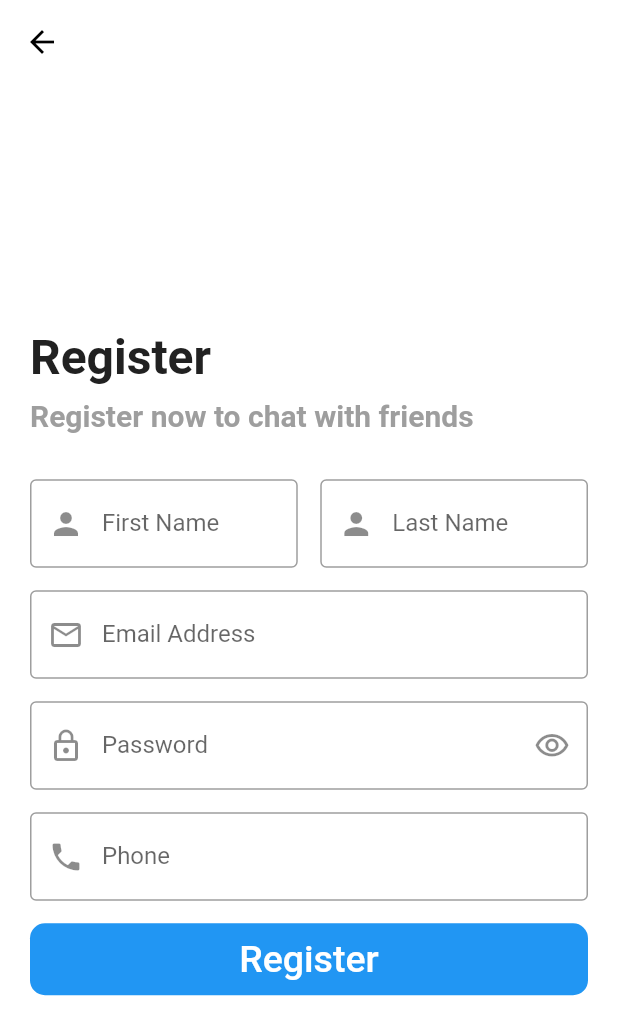
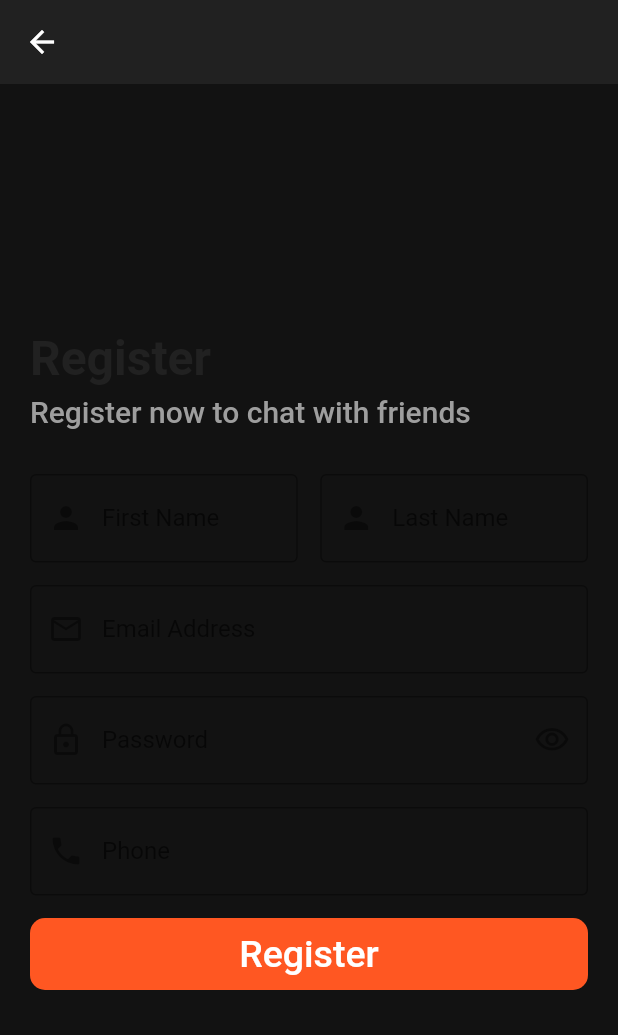
Before and after one commit to abdoSamehDev/anime-rcommender, a Flutter app: the RegisterScreen screen opened directly, on a phone screen of 412 x 824 dp. Shown: the top 1035 px of the screen. Run offline on Flutter 3.47's test engine with Material 2 defaults, Android fonts, the phone set to English and light mode, and no system bars; our stand-ins replace bloc, conditional_builder_null_safety, csv, flutter_bloc, fluttertoast, image_picker and 3 more; accounts and stored records are empty.

Commit message:
add dark mode feature & set light and dark theme build app layout

```diff
--- a/lib/layout/cubit/anime_cubit.dart
+++ b/lib/layout/cubit/anime_cubit.dart
@@ -2,6 +2,9 @@ import 'dart:convert';
 import 'dart:io';
 
 import 'package:anime/layout/cubit/anime_states.dart';
+import 'package:anime/modules/anime_fav_screen/anime_fav_screen.dart';
+import 'package:anime/modules/anime_list_screen/anime_list_screen.dart';
+import 'package:anime/modules/settings_screen/settings_screen.dart';
 import 'package:bloc/bloc.dart';
 import 'package:csv/csv.dart';
 import 'package:flutter/cupertino.dart';
@@ -11,6 +14,7 @@ import 'package:image_picker/image_picker.dart';
 
 import '../../models/users_model/users_model.dart';
 import '../../shared/components/constants.dart';
+import '../../shared/network/local/chache _helper.dart';
 
 class AnimeCubit extends Cubit<AnimeStates> {
   AnimeCubit() : super(SocialInitialState());
@@ -84,28 +88,36 @@ class AnimeCubit extends Cubit<AnimeStates> {
     emit(AnimeScrollTopListSuccessState());
   }
 
+  bool darkMode = false;
+
+  void toggleDarkMode({bool? fromShared}){
+    if(fromShared != null){
+      darkMode = fromShared;
+      emit(AnimeChangeThemeModeState());
+    }
+    else{
+      darkMode = !darkMode;
+      CacheHelper.setBool(key: 'isDark', value: darkMode);
+      emit(AnimeChangeThemeModeState());
+    }
+  }
+
   int currentIndex = 0;
 
   void changeBotNavBar(index) {
-    if (index == 1) {
-      getUsers();
-    }
-    // if(index == 0){
-    //   getPosts();
-    // }
     currentIndex = index;
-    emit(SocialChangeBotNavBarState());
+    emit(AnimeChangeBotNavBarState());
   }
 
-  List<Widget> screens = [];
+  List<Widget> screens = [
+    const AnimeListScreen(),
+    const AnimeFavScreen(),
+    const SettingsScreen()
+  ];
 
   List<String> titles = [
-    'News Feed',
-    'Chat',
-    // 'New Post',
-    'Users',
+    'Anime List',
+    'Favourites',
     'Settings',
   ];
-
-  void getUsers() {}
 }
--- a/lib/layout/cubit/anime_states.dart
+++ b/lib/layout/cubit/anime_states.dart
@@ -15,6 +15,8 @@ class AnimeBuildListErrorState extends AnimeStates{
 class AnimeScrollBotListSuccessState extends AnimeStates{}
 
 class AnimeScrollTopListSuccessState extends AnimeStates{}
+
+class AnimeChangeThemeModeState extends AnimeStates{}
 
 class SocialGetPostsLoadingState extends AnimeStates{}
 
@@ -121,7 +123,7 @@ class SocialRemovePostImage extends AnimeStates{}
 
 class SocialRemoveChatImage extends AnimeStates{}
 
-class SocialChangeBotNavBarState extends AnimeStates{}
+class AnimeChangeBotNavBarState extends AnimeStates{}
 
 class SocialAddPostState extends AnimeStates{}
 
--- a/lib/modules/anime_details/anime_details_screen.dart
+++ b/lib/modules/anime_details/anime_details_screen.dart
@@ -288,7 +288,7 @@ class AnimeDetailsScreen extends StatelessWidget {
                       const SizedBox(
                         height: 20,
                       ),
-                      defaultButton(
+                      defaultButton( context,
                         function: () {},
                         text: 'Add to Favourite',
                         width: 200,
--- a/lib/modules/login_screen/login_screen.dart
+++ b/lib/modules/login_screen/login_screen.dart
@@ -27,7 +27,7 @@ class LoginScreen extends StatelessWidget {
               uId = state.uId;
               showToast(msg: 'Login Successfully!', state: ToastStates.success);
               AnimeCubit.get(context).currentIndex = 0;
-              navigateAndReplaceTo(context, SocialLayoutScreen());
+              navigateAndReplaceTo(context, AnimeLayoutScreen());
             });
           } else if (state is LoginScreenErrorState) {
             showToast(msg: state.error, state: ToastStates.error);
@@ -108,7 +108,7 @@ class LoginScreen extends StatelessWidget {
                         ConditionalBuilder(
                           condition: state is! LoginScreenLoadingState,
                           builder: (BuildContext context) {
-                            return defaultButton(
+                            return defaultButton(context,
                                 function: () {},
                                 text: 'Login');
                           },
--- a/lib/modules/register_screen/register_screen.dart
+++ b/lib/modules/register_screen/register_screen.dart
@@ -28,7 +28,7 @@ class RegisterScreen extends StatelessWidget {
                 uId = state.uId;
                 showToast(msg: 'Register Successfully!', state: ToastStates.success);
                 AnimeCubit.get(context).currentIndex = 0;
-                navigateAndReplaceTo(context, SocialLayoutScreen());
+                navigateAndReplaceTo(context, AnimeLayoutScreen());
               });
             }
             if(state is RegisterScreenErrorState){
@@ -154,7 +154,7 @@ class RegisterScreen extends StatelessWidget {
                           ConditionalBuilder(
                             condition: state is! RegisterScreenLoadingState,
                             builder: (BuildContext context) {
-                              return defaultButton(
+                              return defaultButton(context,
                                   function: () {
                                     if (key.currentState!.validate()) {
 
--- a/lib/shared/components/components.dart
+++ b/lib/shared/components/components.dart
@@ -73,9 +73,9 @@ Widget defaultTextFormField(
       ),
     );
 
-Widget defaultButton(
+Widget defaultButton(context,
     {double width = double.infinity,
-      Color backgroundColor = defaultLightColor,
+      Color? backgroundColor,
       double radius = 10,
       required void Function()? function,
       required String text,
@@ -83,7 +83,7 @@ Widget defaultButton(
       Color fontColor = Colors.white}) =>
     Container(
       decoration: BoxDecoration(
-          borderRadius: BorderRadius.circular(radius), color: backgroundColor),
+          borderRadius: BorderRadius.circular(radius), color: backgroundColor ?? Theme.of(context).primaryColor),
       width: width,
       // color: Colors.lightBlue,
       child: MaterialButton(
--- a/lib/shared/styles/colors.dart
+++ b/lib/shared/styles/colors.dart
@@ -2,5 +2,7 @@ import 'package:flutter/material.dart';
 
 const defaultLightColor = Colors.blue;
 
-const defaultDarkColor = Colors.deepOrange;
+const defaultDarkColor =  Colors.deepOrange;
+// Color(0xff045c99);
+    // Colors.deepOrange;
 // ThemeMode.light ? Colors.blue : Colors.deepOrange;
--- a/lib/shared/styles/themes.dart
+++ b/lib/shared/styles/themes.dart
@@ -4,13 +4,16 @@ import 'package:flutter/services.dart';
 import 'colors.dart';
 
 ThemeData lightTheme = ThemeData(
-    primarySwatch: defaultLightColor,
+  // primarySwatch: defaultLightColor,
+  // colorScheme: ColorScheme.fromSwatch().copyWith(
+  //   primary: defaultLightColor,
+  //   // secondary: const Color(0xff045c99),
+  // ),
+  primaryColor: defaultLightColor,
   appBarTheme: const AppBarTheme(
     titleSpacing: 20,
     systemOverlayStyle: SystemUiOverlayStyle(
-          statusBarColor: Colors.white,
-          statusBarIconBrightness: Brightness.dark
-      ),
+        statusBarColor: Colors.white, statusBarIconBrightness: Brightness.dark),
     elevation: 0,
     // backwardsCompatibility: false,
     iconTheme: IconThemeData(
@@ -18,43 +21,50 @@ ThemeData lightTheme = ThemeData(
     ),
     color: Colors.white,
     titleTextStyle: TextStyle(
-          fontSize: 25,
-          fontWeight: FontWeight.bold,
-          color: Colors.black
-      ),
+        fontSize: 25, fontWeight: FontWeight.bold, color: Colors.black),
   ),
   bottomNavigationBarTheme: BottomNavigationBarThemeData(
       type: BottomNavigationBarType.fixed,
       selectedItemColor: defaultLightColor,
       unselectedItemColor: Colors.grey[600],
       elevation: 20,
-        backgroundColor: Colors.white
-    ),
+      backgroundColor: Colors.white),
   scaffoldBackgroundColor: Colors.white,
-    textTheme: const TextTheme(
+  textTheme: TextTheme(
     bodyText1: TextStyle(
       fontSize: 18,
       fontWeight: FontWeight.w600,
-        color: Colors.black,
-        height: 1.3,
+      color: Colors.black.withOpacity(0.87),
     ),
     bodyText2: TextStyle(
-        fontSize: 16,
-        fontWeight: FontWeight.w600,
-        color: Colors.black,
-        height: 1.3,
+      fontSize: 14,
+      fontWeight: FontWeight.w500,
+      color: Colors.black.withOpacity(0.6),
     ),
-    )
+  ),
+  floatingActionButtonTheme: const FloatingActionButtonThemeData(
+    backgroundColor: defaultLightColor,
+  ),
+  progressIndicatorTheme: const ProgressIndicatorThemeData(
+    color: defaultLightColor,
+  ),
 );
 
 ThemeData darkTheme = ThemeData(
-    primarySwatch: defaultDarkColor,
+  // primarySwatch: canvasColor
+  // Color(0xff045c99),
+  // defaultDarkColor,
+  // colorScheme: ColorScheme.fromSwatch().copyWith(
+  //   primary: defaultDarkColor,
+  //   // secondary: const Color(0xff045c99),
+  // ),
+  primaryColor: defaultDarkColor,
+  // primarySwatch: Colors.deepOrange,
   appBarTheme: AppBarTheme(
     titleSpacing: 20,
     systemOverlayStyle: const SystemUiOverlayStyle(
         statusBarColor: Color(0xff121212),
-          statusBarIconBrightness: Brightness.light
-      ),
+        statusBarIconBrightness: Brightness.light),
     elevation: 0,
     // backwardsCompatibility: false,
     iconTheme: const IconThemeData(
@@ -62,10 +72,7 @@ ThemeData darkTheme = ThemeData(
     ),
     color: Colors.grey[900],
     titleTextStyle: const TextStyle(
-          fontSize: 25,
-          fontWeight: FontWeight.bold,
-          color: Colors.white
-      ),
+        fontSize: 25, fontWeight: FontWeight.bold, color: Colors.white),
   ),
   bottomNavigationBarTheme: BottomNavigationBarThemeData(
     type: BottomNavigationBarType.fixed,
@@ -79,15 +86,18 @@ ThemeData darkTheme = ThemeData(
       bodyText1: TextStyle(
           fontSize: 18,
           fontWeight: FontWeight.w600,
-          color: Colors.white.withOpacity(.87)
-      ),
+          color: Colors.white.withOpacity(.87)),
       bodyText2: TextStyle(
         fontSize: 14,
         fontWeight: FontWeight.w500,
-          color: Colors.white.withOpacity(0.6)
+        color: Colors.white.withOpacity(0.6),
       ),
+      caption: TextStyle(color: Colors.grey[500])),
+  iconTheme: IconThemeData(color: Colors.grey[500]),
+  floatingActionButtonTheme: const FloatingActionButtonThemeData(
+    backgroundColor: defaultDarkColor,
   ),
-  iconTheme: IconThemeData(
-    color: Colors.grey[500]
-  )
+  progressIndicatorTheme: const ProgressIndicatorThemeData(
+    color: defaultDarkColor,
+  ),
 );
```
Also changed, not shown: lib/layout/anime_layout.dart (+18 -23 lines), lib/main.dart (+27 -9 lines), lib/modules/anime_fav_screen/anime_fav_screen.dart (added, +10 -0 lines), lib/modules/anime_list_screen/anime_list_screen.dart (+5 -24 lines), lib/modules/search_screen/search_screen.dart (+6 -4 lines), lib/modules/settings_screen/settings_screen.dart (+188 -187 lines). Lines whose indentation alone changed are shown as unchanged.
